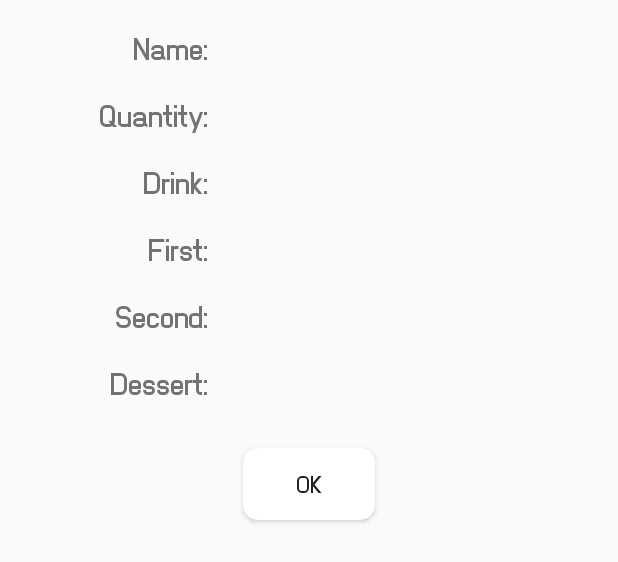
After one commit to ericbargim/GestMans, an Android app: the layout dialog_info_menu.xml on its own in the app's theme, with its tools: preview values and no code run, on a phone screen of 412 x 824 dp. The commit adds this screen. Shown: the top 562 px of the screen. Run offline under Robolectric (Android 15) with nearby library versions, the phone set to English and light mode, and no system bars.

```diff
--- a/app/src/main/java/com/gestmans/Business/Adapters/ListViewOrderDishesAdapter.java
+++ b/app/src/main/java/com/gestmans/Business/Adapters/ListViewOrderDishesAdapter.java
@@ -78,13 +78,13 @@ public class ListViewOrderDishesAdapter extends ArrayAdapter<Dish> {
             builder.setTitle(App.getContext().getString(R.string.WARNING))
                     .setMessage(App.getContext().getString(R.string.ORDER_QUESTION_REMOVE_DISH, dish.getName()))
                     .setPositiveButton(App.getContext().getString(R.string.YES), (dialog, which) -> {
-                        Log.d(App.getContext().getString(R.string.LIST_VIEW_TICKET_ADAPTER_CLASS), "Positive clicked");
+                        Log.d(App.getContext().getString(R.string.LIST_VIEW_ORDER_DISHES_ADAPTER_CLASS) + "Remove dish", "Positive clicked");
                         dishes.remove(position);
                         notifyDataSetChanged();
                         dialog.dismiss();
                     })
                     .setNegativeButton(App.getContext().getString(R.string.NO), (dialog, which) -> {
-                        Log.d(App.getContext().getString(R.string.LIST_VIEW_TICKET_ADAPTER_CLASS), "Negative clicked");
+                        Log.d(App.getContext().getString(R.string.LIST_VIEW_ORDER_DISHES_ADAPTER_CLASS) + "Remove dish", "Negative clicked");
                         dialog.dismiss();
                     })
                     .create();
--- a/app/src/main/java/com/gestmans/Interface/Dialogs/OrderMenuDialog.java
+++ b/app/src/main/java/com/gestmans/Interface/Dialogs/OrderMenuDialog.java
@@ -67,7 +67,7 @@ public class OrderMenuDialog extends AppCompatDialogFragment {
 
             // Get the dishes of the selected menu
             String data = new FetchDataPHP().execute("get_dishes_menu", "menu", menuName).get();
-            Log.d(getString(R.string.NEW_ORDER_SELECTION_FRAGMENT), data);
+            Log.d(getString(R.string.ORDER_MENU_DIALOG) + "Received data", data);
 
             // Split the data string
             String[] allDishes = data.split("-");
@@ -87,7 +87,7 @@ public class OrderMenuDialog extends AppCompatDialogFragment {
                 String dishId = actualDishParts[1];
                 String dishType = actualDishParts[2];
                 Dish dishObject = new Dish(dishId, dishName, dishType, 1);
-                Log.d(getString(R.string.ORDER_MENU_DIALOG) + " - Check dish creation", dishObject.toString());
+                Log.d(getString(R.string.ORDER_MENU_DIALOG) + "Check dish creation", dishObject.toString());
                 switch (dishObject.getDishType()) {
                     case "drink":
                         alDrinks.add(dishObject);
@@ -133,7 +133,7 @@ public class OrderMenuDialog extends AppCompatDialogFragment {
 
                 // Create the menu object
                 Menu menu = new Menu(menuName, 1, drink, first, second, dessert);
-                Log.d(getString(R.string.ORDER_MENU_DIALOG) + " - showing menu", menu.toString());
+                Log.d(getString(R.string.ORDER_MENU_DIALOG) + "Menu created", menu.toString());
 
                 // Add the menu object to the ListViewMenu
                 callback.onMenuCreatedSubmit(menu);
--- a/app/src/main/java/com/gestmans/Interface/Fragments/EditOrderTablesFragment.java
+++ b/app/src/main/java/com/gestmans/Interface/Fragments/EditOrderTablesFragment.java
@@ -64,15 +64,13 @@ public class EditOrderTablesFragment extends Fragment {
 
                 // When item in ListView is clicked
                 lvTablesEdit.setOnItemClickListener((parent, view, position, id) -> {
-                    Log.d(getString(R.string.EDIT_ORDER_TABLES_FRAGMENT), lvTablesEdit.getItemAtPosition(position).toString());
+                    Log.d(getString(R.string.EDIT_ORDER_TABLES_FRAGMENT) + "Selected table", lvTablesEdit.getItemAtPosition(position).toString());
 
                     // Load the fragment giving it the table selected
                     EditOrderSelectionFragment fragment = new EditOrderSelectionFragment();
                     Bundle bundle = new Bundle();
                     bundle.putString("table", lvTablesEdit.getItemAtPosition(position).toString());
                     fragment.setArguments(bundle);
-
-                    Log.d(getString(R.string.EDIT_ORDER_SELECTION_FRAGMENT), lvTablesEdit.getItemAtPosition(position).toString());
 
                     // Go to the fragment
                     getFragmentManager().beginTransaction().setCustomAnimations(R.anim.enter_from_right, R.anim.exit_to_left, R.anim.enter_from_left, R.anim.exit_to_right)
--- a/app/src/main/java/com/gestmans/Interface/Fragments/NewOrderTablesFragment.java
+++ b/app/src/main/java/com/gestmans/Interface/Fragments/NewOrderTablesFragment.java
@@ -64,15 +64,13 @@ public class NewOrderTablesFragment extends Fragment {
             if (!al.get(0).equals(getString(R.string.ORDER_TABLES_NO_TABLES))) {
                 // When item in ListView is clicked
                 lvTablesNew.setOnItemClickListener((parent, view, position, id) -> {
-                    Log.d(getString(R.string.NEW_ORDER_SELECTION_FRAGMENT), lvTablesNew.getItemAtPosition(position).toString());
+                    Log.d(getString(R.string.NEW_ORDER_SELECTION_FRAGMENT) + "Table selected", lvTablesNew.getItemAtPosition(position).toString());
 
                     // Load the fragment giving it the table selected
                     NewOrderSelectionFragment fragment = new NewOrderSelectionFragment();
                     Bundle bundle = new Bundle();
                     bundle.putString("table", lvTablesNew.getItemAtPosition(position).toString());
                     fragment.setArguments(bundle);
-
-                    Log.d(getString(R.string.NEW_ORDER_SELECTION_FRAGMENT), lvTablesNew.getItemAtPosition(position).toString());
 
                     // Go to the fragment
                     getFragmentManager().beginTransaction().setCustomAnimations(R.anim.enter_from_right, R.anim.exit_to_left, R.anim.enter_from_left, R.anim.exit_to_right)
--- /dev/null
+++ b/app/src/main/res/layout/dialog_info_menu.xml
@@ -0,0 +1,220 @@
+<?xml version="1.0" encoding="utf-8"?>
+<androidx.constraintlayout.widget.ConstraintLayout xmlns:android="http://schemas.android.com/apk/res/android"
+    xmlns:app="http://schemas.android.com/apk/res-auto"
+    android:layout_width="match_parent"
+    android:layout_height="wrap_content"
+    android:padding="20dp">
+
+    <LinearLayout
+        android:id="@+id/llMenuNameInfo"
+        android:layout_width="match_parent"
+        android:layout_height="wrap_content"
+        android:layout_marginBottom="10dp"
+        android:orientation="horizontal"
+        app:layout_constraintBottom_toTopOf="@+id/llMenuQuantityInfo"
+        app:layout_constraintEnd_toEndOf="parent"
+        app:layout_constraintHorizontal_bias="0.5"
+        app:layout_constraintStart_toStartOf="parent"
+        app:layout_constraintTop_toTopOf="parent">
+
+        <TextView
+            android:id="@+id/tvMenuNameTitleInfo"
+            android:layout_width="match_parent"
+            android:layout_height="match_parent"
+            android:layout_marginEnd="5dp"
+            android:layout_weight="2"
+            android:text="@string/ORDER_MENU_NAME_COLON"
+            android:textDirection="rtl"
+            android:textSize="18sp" />
+
+        <TextView
+            android:id="@+id/tvMenuNameContentInfo"
+            android:layout_width="match_parent"
+            android:layout_height="match_parent"
+            android:layout_marginStart="5dp"
+            android:layout_weight="1"
+            android:textColor="@color/purpleGradient"
+            android:textSize="18sp" />
+    </LinearLayout>
+
+    <LinearLayout
+        android:id="@+id/llMenuQuantityInfo"
+        android:layout_width="match_parent"
+        android:layout_height="wrap_content"
+        android:layout_marginTop="10dp"
+        android:layout_marginBottom="10dp"
+        android:orientation="horizontal"
+        app:layout_constraintBottom_toTopOf="@+id/llDishDrinkInfo"
+        app:layout_constraintEnd_toEndOf="parent"
+        app:layout_constraintHorizontal_bias="0.5"
+        app:layout_constraintStart_toStartOf="parent"
+        app:layout_constraintTop_toBottomOf="@+id/llMenuNameInfo">
+
+        <TextView
+            android:id="@+id/tvMenuQuantityTitleInfo"
+            android:layout_width="match_parent"
+            android:layout_height="match_parent"
+            android:layout_marginEnd="5dp"
+            android:layout_weight="2"
+            android:text="@string/ORDER_MENU_QUANTITY_COLON"
+            android:textDirection="rtl"
+            android:textSize="18sp" />
+
+        <TextView
+            android:id="@+id/tvMenuQuantityContentInfo"
+            android:layout_width="match_parent"
+            android:layout_height="match_parent"
+            android:layout_marginStart="5dp"
+            android:layout_weight="1"
+            android:textColor="@color/purpleGradient"
+            android:textSize="18sp" />
+    </LinearLayout>
+
+    <LinearLayout
+        android:id="@+id/llDishDrinkInfo"
+        android:layout_width="match_parent"
+        android:layout_height="wrap_content"
+        android:layout_marginTop="10dp"
+        android:layout_marginBottom="10dp"
+        android:orientation="horizontal"
+        app:layout_constraintBottom_toTopOf="@+id/llDishFirstInfo"
+        app:layout_constraintEnd_toEndOf="parent"
+        app:layout_constraintHorizontal_bias="0.5"
+        app:layout_constraintStart_toStartOf="parent"
+        app:layout_constraintTop_toBottomOf="@+id/llMenuQuantityInfo">
+
+        <TextView
+            android:id="@+id/tvDishDrinkTitleInfo"
+            android:layout_width="match_parent"
+            android:layout_height="match_parent"
+            android:layout_marginEnd="5dp"
+            android:layout_weight="2"
+            android:text="@string/ORDER_MENU_DRINK_COLON"
+            android:textDirection="rtl"
+            android:textSize="18sp" />
+
+        <TextView
+            android:id="@+id/tvDishDrinkContentInfo"
+            android:layout_width="match_parent"
+            android:layout_height="match_parent"
+            android:layout_marginStart="5dp"
+            android:layout_weight="1"
+            android:textColor="@color/purpleGradient"
+            android:textSize="18sp" />
+    </LinearLayout>
+
+    <LinearLayout
+        android:id="@+id/llDishFirstInfo"
+        android:layout_width="match_parent"
+        android:layout_height="wrap_content"
+        android:orientation="horizontal"
+        android:layout_marginTop="10dp"
+        android:layout_marginBottom="10dp"
+        app:layout_constraintBottom_toTopOf="@+id/llDishSecondInfo"
+        app:layout_constraintEnd_toEndOf="parent"
+        app:layout_constraintHorizontal_bias="0.5"
+        app:layout_constraintStart_toStartOf="parent"
+        app:layout_constraintTop_toBottomOf="@+id/llDishDrinkInfo">
+
+        <TextView
+            android:id="@+id/tvDishFirstTitleInfo"
+            android:layout_width="match_parent"
+            android:layout_height="match_parent"
+            android:layout_marginEnd="5dp"
+            android:layout_weight="2"
+            android:text="@string/ORDER_MENU_FIRST_COLON"
+            android:textDirection="rtl"
+            android:textSize="18sp" />
+
+        <TextView
+            android:id="@+id/tvDishFirstContentInfo"
+            android:layout_width="match_parent"
+            android:layout_height="match_parent"
+            android:layout_marginStart="5dp"
+            android:layout_weight="1"
+            android:textColor="@color/purpleGradient"
+            android:textSize="18sp" />
+    </LinearLayout>
+
+    <LinearLayout
+        android:id="@+id/llDishSecondInfo"
+        android:layout_width="match_parent"
+        android:layout_height="wrap_content"
+        android:orientation="horizontal"
+        android:layout_marginTop="10dp"
+        android:layout_marginBottom="10dp"
+        app:layout_constraintBottom_toTopOf="@+id/llDishDessertInfo"
+        app:layout_constraintEnd_toEndOf="parent"
+        app:layout_constraintHorizontal_bias="0.5"
+        app:layout_constraintStart_toStartOf="parent"
+        app:layout_constraintTop_toBottomOf="@+id/llDishFirstInfo">
+
+        <TextView
+            android:id="@+id/tvDishSecondTitleInfo"
+            android:layout_width="match_parent"
+            android:layout_height="match_parent"
+            android:layout_marginEnd="5dp"
+            android:layout_weight="2"
+            android:text="@string/ORDER_MENU_SECOND_COLON"
+            android:textDirection="rtl"
+            android:textSize="18sp" />
+
+        <TextView
+            android:id="@+id/tvDishSecondContentInfo"
+            android:layout_width="match_parent"
+            android:layout_height="match_parent"
+            android:layout_marginStart="5dp"
+            android:layout_weight="1"
+            android:textColor="@color/purpleGradient"
+            android:textSize="18sp" />
+    </LinearLayout>
+
+    <LinearLayout
+        android:id="@+id/llDishDessertInfo"
+        android:layout_width="match_parent"
+        android:layout_height="wrap_content"
+        android:orientation="horizontal"
+        android:layout_marginTop="10dp"
+        android:layout_marginBottom="15dp"
+        app:layout_constraintBottom_toTopOf="@+id/btnCloseMenuInfo"
+        app:layout_constraintEnd_toEndOf="parent"
+        app:layout_constraintHorizontal_bias="0.5"
+        app:layout_constraintStart_toStartOf="parent"
+        app:layout_constraintTop_toBottomOf="@+id/llDishSecondInfo">
+
+        <TextView
+            android:id="@+id/tvDishDessertTitleInfo"
+            android:layout_width="match_parent"
+            android:layout_height="match_parent"
+            android:layout_marginEnd="5dp"
+            android:layout_weight="2"
+            android:text="@string/ORDER_MENU_DESSERT_COLON"
+            android:textDirection="rtl"
+            android:textSize="18sp" />
+
+        <TextView
+            android:id="@+id/tvDishDessertContentInfo"
+            android:layout_width="match_parent"
+            android:layout_height="match_parent"
+            android:layout_marginStart="5dp"
+            android:layout_weight="1"
+            android:textColor="@color/purpleGradient"
+            android:textSize="18sp" />
+    </LinearLayout>
+
+    <Button
+        android:id="@+id/btnCloseMenuInfo"
+        android:layout_width="wrap_content"
+        android:layout_height="wrap_content"
+        android:background="@drawable/component_round"
+        android:padding="10dp"
+        android:layout_marginTop="15dp"
+        android:layout_marginBottom="5dp"
+        android:text="@string/OK"
+        app:layout_constraintBottom_toBottomOf="parent"
+        app:layout_constraintEnd_toEndOf="parent"
+        app:layout_constraintHorizontal_bias="0.5"
+        app:layout_constraintStart_toStartOf="parent"
+        app:layout_constraintTop_toBottomOf="@+id/llDishDessertInfo" />
+
+</androidx.constraintlayout.widget.ConstraintLayout>
```
Also changed, not shown: app/src/main/java/com/gestmans/Business/Adapters/ListViewOrderMenusAdapter.java (+45 -8 lines), app/src/main/java/com/gestmans/Business/Utilities/FetchDataPHP.java (+30 -32 lines), app/src/main/java/com/gestmans/Business/Utilities/HelperClass.java (+13 -14 lines), app/src/main/java/com/gestmans/Interface/Activities/LoginActivity.java (+7 -7 lines), app/src/main/java/com/gestmans/Interface/Fragments/EditOrderSelectionFragment.java (+4 -4 lines), app/src/main/java/com/gestmans/Interface/Fragments/NewOrderSelectionFragment.java (+37 -76 lines), app/src/main/res/values/strings.xml (+20 -13 lines).
